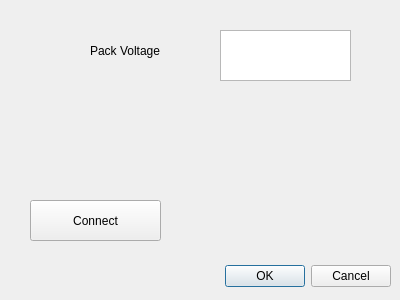
The window that bms_ui.ui (raymondkavlick/bms_interface) describes before a commit, drawn with Qt 5.
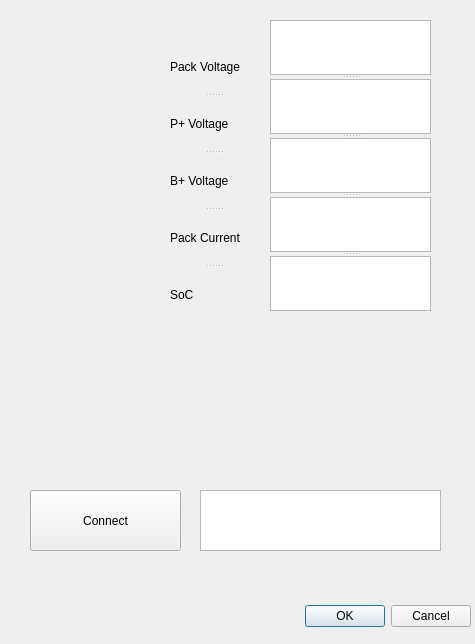
The same window after the commit.

Diff of the .ui file:
```diff
--- a/bms_ui.ui
+++ b/bms_ui.ui
@@ -6,8 +6,8 @@
    <rect>
     <x>0</x>
     <y>0</y>
-    <width>400</width>
-    <height>300</height>
+    <width>475</width>
+    <height>644</height>
    </rect>
   </property>
   <property name="windowTitle">
@@ -16,8 +16,8 @@
   <widget class="QDialogButtonBox" name="buttonBox">
    <property name="geometry">
     <rect>
-     <x>50</x>
-     <y>260</y>
+     <x>130</x>
+     <y>600</y>
      <width>341</width>
      <height>32</height>
     </rect>
@@ -29,41 +29,93 @@
     <set>QDialogButtonBox::Cancel|QDialogButtonBox::Ok</set>
    </property>
   </widget>
-  <widget class="QTextEdit" name="textEdit">
-   <property name="geometry">
-    <rect>
-     <x>220</x>
-     <y>30</y>
-     <width>131</width>
-     <height>51</height>
-    </rect>
-   </property>
-  </widget>
   <widget class="QPushButton" name="pushButton">
    <property name="geometry">
     <rect>
      <x>30</x>
-     <y>200</y>
-     <width>131</width>
-     <height>41</height>
+     <y>490</y>
+     <width>151</width>
+     <height>61</height>
     </rect>
    </property>
    <property name="text">
     <string>Connect</string>
    </property>
   </widget>
-  <widget class="QLabel" name="label">
+  <widget class="QTextEdit" name="m_Status">
    <property name="geometry">
     <rect>
-     <x>90</x>
-     <y>30</y>
-     <width>121</width>
-     <height>41</height>
+     <x>200</x>
+     <y>490</y>
+     <width>241</width>
+     <height>61</height>
     </rect>
    </property>
-   <property name="text">
-    <string>Pack Voltage</string>
+   <property name="acceptDrops">
+    <bool>false</bool>
    </property>
+   <property name="readOnly">
+    <bool>true</bool>
+   </property>
+   <property name="acceptRichText">
+    <bool>false</bool>
+   </property>
+  </widget>
+  <widget class="QSplitter" name="splitter">
+   <property name="geometry">
+    <rect>
+     <x>270</x>
+     <y>20</y>
+     <width>161</width>
+     <height>291</height>
+    </rect>
+   </property>
+   <property name="orientation">
+    <enum>Qt::Vertical</enum>
+   </property>
+   <widget class="QTextEdit" name="textEdit"/>
+   <widget class="QTextEdit" name="textEdit_2"/>
+   <widget class="QTextEdit" name="textEdit_3"/>
+   <widget class="QTextEdit" name="textEdit_4"/>
+   <widget class="QTextEdit" name="textEdit_5"/>
+  </widget>
+  <widget class="QSplitter" name="splitter_2">
+   <property name="geometry">
+    <rect>
+     <x>170</x>
+     <y>40</y>
+     <width>87</width>
+     <height>281</height>
+    </rect>
+   </property>
+   <property name="orientation">
+    <enum>Qt::Vertical</enum>
+   </property>
+   <widget class="QLabel" name="label">
+    <property name="text">
+     <string>Pack Voltage</string>
+    </property>
+   </widget>
+   <widget class="QLabel" name="label_2">
+    <property name="text">
+     <string>P+ Voltage</string>
+    </property>
+   </widget>
+   <widget class="QLabel" name="label_3">
+    <property name="text">
+     <string>B+ Voltage</string>
+    </property>
+   </widget>
+   <widget class="QLabel" name="label_4">
+    <property name="text">
+     <string>Pack Current</string>
+    </property>
+   </widget>
+   <widget class="QLabel" name="label_5">
+    <property name="text">
+     <string>SoC</string>
+    </property>
+   </widget>
   </widget>
  </widget>
  <resources/>
```
